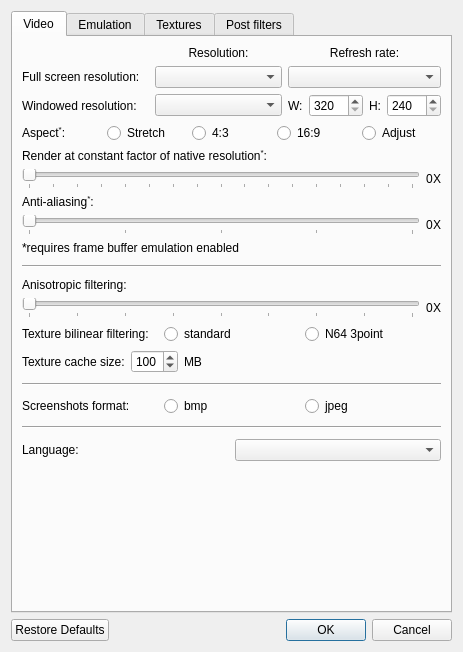
Above: src/GLideNUI/configDialog.ui from gonetz/GLideN64 before the change. Below: the same form after it.
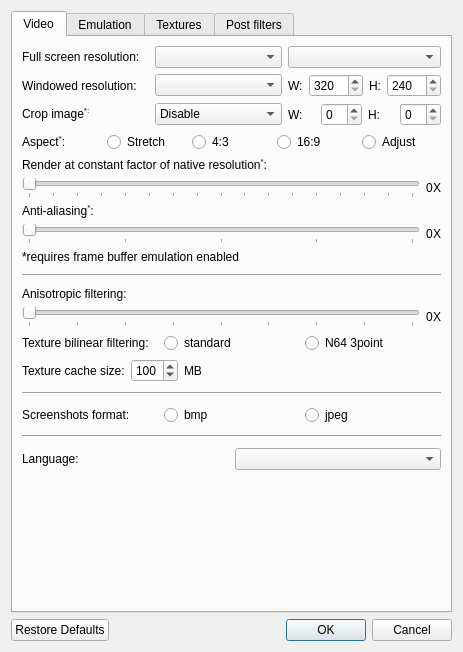
That is the form after the change. Icons and pictures are not drawn.

Commit message: Add support for crop in GUI

Patch:
```diff
--- a/src/GLideNUI/configDialog.ui
+++ b/src/GLideNUI/configDialog.ui
@@ -47,7 +47,7 @@
         <layout class="QVBoxLayout" name="verticalLayout_4">
          <item>
           <layout class="QGridLayout" name="gridLayout_2">
-           <item row="1" column="0">
+           <item row="0" column="0">
             <widget class="QLabel" name="fullScreenResolutionLabel">
              <property name="toolTip">
               <string>&lt;html&gt;&lt;head/&gt;&lt;body&gt;&lt;p&gt;&lt;span style=&quot; font-weight:600;&quot;&gt;Full screen resolution:&lt;/span&gt;&lt;/p&gt;&lt;p&gt;This sets the full screen resolution. All the resolutions that your video card/monitor supports should be displayed.&lt;/p&gt;&lt;p&gt;[Recommended: &lt;span style=&quot; font-style:italic;&quot;&gt;native (max) resolution of your monitor - unless performance becomes an issue&lt;/span&gt;]&lt;/p&gt;&lt;/body&gt;&lt;/html&gt;</string>
@@ -57,14 +57,21 @@
              </property>
             </widget>
            </item>
-           <item row="1" column="2">
+           <item row="0" column="2">
             <widget class="QComboBox" name="fullScreenRefreshRateComboBox">
              <property name="toolTip">
               <string>&lt;html&gt;&lt;head/&gt;&lt;body&gt;&lt;p&gt;&lt;span style=&quot; font-weight:600;&quot;&gt;Full screen resolution:&lt;/span&gt;&lt;/p&gt;&lt;p&gt;This sets the full screen resolution. All the resolutions that your video card/monitor supports should be displayed.&lt;/p&gt;&lt;p&gt;[Recommended: &lt;span style=&quot; font-style:italic;&quot;&gt;native (max) resolution of your monitor - unless performance becomes an issue&lt;/span&gt;]&lt;/p&gt;&lt;/body&gt;&lt;/html&gt;</string>
              </property>
             </widget>
            </item>
-           <item row="2" column="0">
+           <item row="1" column="1">
+            <widget class="QComboBox" name="windowedResolutionComboBox">
+             <property name="toolTip">
+              <string>&lt;html&gt;&lt;head/&gt;&lt;body&gt;&lt;p&gt;&lt;span style=&quot; font-weight:600;&quot;&gt;Resolution:&lt;/span&gt;&lt;/p&gt;&lt;p&gt;This option selects resolution for windowed mode. You also may select &lt;span style=&quot; font-style:italic;&quot;&gt;custom&lt;/span&gt; and enter necessary window sizes.&lt;/p&gt;&lt;p&gt;[Recommended: &lt;span style=&quot; font-style:italic;&quot;&gt;640x480, 800x600, 1024x768&lt;/span&gt;]&lt;/p&gt;&lt;/body&gt;&lt;/html&gt;</string>
+             </property>
+            </widget>
+           </item>
+           <item row="1" column="0">
             <widget class="QLabel" name="windowedResolutionLabel">
              <property name="toolTip">
               <string>&lt;html&gt;&lt;head/&gt;&lt;body&gt;&lt;p&gt;&lt;span style=&quot; font-weight:600;&quot;&gt;Resolution:&lt;/span&gt;&lt;/p&gt;&lt;p&gt;This option selects resolution for windowed mode. You also may select &lt;span style=&quot; font-style:italic;&quot;&gt;custom&lt;/span&gt; and enter necessary window sizes.&lt;/p&gt;&lt;p&gt;[Recommended: &lt;span style=&quot; font-style:italic;&quot;&gt;640x480, 800x600, 1024x768&lt;/span&gt;]&lt;/p&gt;&lt;/body&gt;&lt;/html&gt;</string>
@@ -74,37 +81,10 @@
              </property>
             </widget>
            </item>
-           <item row="1" column="1">
-            <widget class="QComboBox" name="fullScreenResolutionComboBox"/>
-           </item>
-           <item row="0" column="2">
-            <widget class="QLabel" name="label_18">
-             <property name="text">
-              <string>Refresh rate:</string>
-             </property>
-             <property name="alignment">
-              <set>Qt::AlignCenter</set>
-             </property>
-            </widget>
-           </item>
            <item row="0" column="1">
-            <widget class="QLabel" name="label_17">
-             <property name="text">
-              <string>Resolution:</string>
-             </property>
-             <property name="alignment">
-              <set>Qt::AlignCenter</set>
-             </property>
-            </widget>
+            <widget class="QComboBox" name="fullScreenResolutionComboBox"/>
            </item>
-           <item row="2" column="1">
-            <widget class="QComboBox" name="windowedResolutionComboBox">
-             <property name="toolTip">
-              <string>&lt;html&gt;&lt;head/&gt;&lt;body&gt;&lt;p&gt;&lt;span style=&quot; font-weight:600;&quot;&gt;Resolution:&lt;/span&gt;&lt;/p&gt;&lt;p&gt;This option selects resolution for windowed mode. You also may select &lt;span style=&quot; font-style:italic;&quot;&gt;custom&lt;/span&gt; and enter necessary window sizes.&lt;/p&gt;&lt;p&gt;[Recommended: &lt;span style=&quot; font-style:italic;&quot;&gt;640x480, 800x600, 1024x768&lt;/span&gt;]&lt;/p&gt;&lt;/body&gt;&lt;/html&gt;</string>
-             </property>
-            </widget>
-           </item>
-           <item row="2" column="2">
+           <item row="1" column="2">
             <layout class="QHBoxLayout" name="horizontalLayout_21">
              <item>
               <widget class="QLabel" name="label_32">
@@ -148,6 +128,100 @@
              </item>
             </layout>
            </item>
+           <item row="2" column="0">
+            <widget class="QLabel" name="label_35">
+             <property name="toolTip">
+              <string>&lt;html&gt;&lt;head/&gt;&lt;body&gt;&lt;p&gt;&lt;span style=&quot; font-weight:600;&quot;&gt;Crop image:&lt;/span&gt;&lt;br/&gt;&lt;/p&gt;&lt;p&gt;This option allows user to crop black boarders from resulted image. It has two modes:&lt;br/&gt;&lt;br/&gt;* Auto - plugin sets crop automatically using game's frame scissor.&lt;/p&gt;&lt;p&gt;* Custom - crop using user defined vaules. User should set number of pixels to crop from original native-res image.&lt;/p&gt;&lt;p&gt;&lt;br/&gt;&lt;/p&gt;&lt;/body&gt;&lt;/html&gt;</string>
+             </property>
+             <property name="locale">
+              <locale language="English" country="UnitedStates"/>
+             </property>
+             <property name="text">
+              <string>&lt;html&gt;&lt;head/&gt;&lt;body&gt;&lt;p&gt;Crop image&lt;span style=&quot; vertical-align:super;&quot;&gt;*:&lt;/span&gt;&lt;/p&gt;&lt;/body&gt;&lt;/html&gt;</string>
+             </property>
+            </widget>
+           </item>
+           <item row="2" column="1">
+            <widget class="QComboBox" name="cropImageComboBox">
+             <property name="toolTip">
+              <string>&lt;html&gt;&lt;head/&gt;&lt;body&gt;&lt;p&gt;&lt;span style=&quot; font-weight:600;&quot;&gt;Crop image:&lt;/span&gt;&lt;br/&gt;&lt;/p&gt;&lt;p&gt;This option allows user to crop black boarders from resulted image. It has two modes:&lt;br/&gt;&lt;br/&gt;* Auto - plugin sets crop automatically using game's frame scissor.&lt;/p&gt;&lt;p&gt;* Custom - crop using user defined vaules. User should set number of pixels to crop from original native-res image.&lt;/p&gt;&lt;p&gt;&lt;br/&gt;&lt;/p&gt;&lt;/body&gt;&lt;/html&gt;</string>
+             </property>
+             <property name="locale">
+              <locale language="English" country="UnitedStates"/>
+             </property>
+             <item>
+              <property name="text">
+               <string>Disable</string>
+              </property>
+             </item>
+             <item>
+              <property name="text">
+               <string>Auto</string>
+              </property>
+             </item>
+             <item>
+              <property name="text">
+               <string>Custom</string>
+              </property>
+             </item>
+            </widget>
+           </item>
+           <item row="2" column="2">
+            <layout class="QHBoxLayout" name="horizontalLayout_23">
+             <item>
+              <widget class="QLabel" name="label_36">
+               <property name="toolTip">
+                <string>&lt;html&gt;&lt;head/&gt;&lt;body&gt;&lt;p&gt;&lt;span style=&quot; font-weight:600;&quot;&gt;Crop image:&lt;/span&gt;&lt;br/&gt;&lt;/p&gt;&lt;p&gt;This option allows user to crop black boarders from resulted image. It has two modes:&lt;br/&gt;&lt;br/&gt;* Auto - plugin sets crop automatically using game's frame scissor.&lt;/p&gt;&lt;p&gt;* Custom - crop using user defined vaules. User should set number of pixels to crop from original native-res image.&lt;/p&gt;&lt;p&gt;&lt;br/&gt;&lt;/p&gt;&lt;/body&gt;&lt;/html&gt;</string>
+               </property>
+               <property name="locale">
+                <locale language="English" country="UnitedStates"/>
+               </property>
+               <property name="text">
+                <string>W:</string>
+               </property>
+              </widget>
+             </item>
+             <item>
+              <widget class="QSpinBox" name="cropImageWidthSpinBox">
+               <property name="toolTip">
+                <string>&lt;html&gt;&lt;head/&gt;&lt;body&gt;&lt;p&gt;&lt;span style=&quot; font-weight:600;&quot;&gt;Crop image:&lt;/span&gt;&lt;br/&gt;&lt;/p&gt;&lt;p&gt;This option allows user to crop black boarders from resulted image. It has two modes:&lt;br/&gt;&lt;br/&gt;* Auto - plugin sets crop automatically using game's frame scissor.&lt;/p&gt;&lt;p&gt;* Custom - crop using user defined vaules. User should set number of pixels to crop from original native-res image.&lt;/p&gt;&lt;p&gt;&lt;br/&gt;&lt;/p&gt;&lt;/body&gt;&lt;/html&gt;</string>
+               </property>
+               <property name="locale">
+                <locale language="English" country="UnitedStates"/>
+               </property>
+               <property name="maximum">
+                <number>64</number>
+               </property>
+              </widget>
+             </item>
+             <item>
+              <widget class="QLabel" name="label_37">
+               <property name="toolTip">
+                <string>&lt;html&gt;&lt;head/&gt;&lt;body&gt;&lt;p&gt;&lt;span style=&quot; font-weight:600;&quot;&gt;Crop image:&lt;/span&gt;&lt;br/&gt;&lt;/p&gt;&lt;p&gt;This option allows user to crop black boarders from resulted image. It has two modes:&lt;br/&gt;&lt;br/&gt;* Auto - plugin sets crop automatically using game's frame scissor.&lt;/p&gt;&lt;p&gt;* Custom - crop using user defined vaules. User should set number of pixels to crop from original native-res image.&lt;/p&gt;&lt;p&gt;&lt;br/&gt;&lt;/p&gt;&lt;/body&gt;&lt;/html&gt;</string>
+               </property>
+               <property name="locale">
+                <locale language="English" country="UnitedStates"/>
+               </property>
+               <property name="text">
+                <string>H:</string>
+               </property>
+              </widget>
+             </item>
+             <item>
+              <widget class="QSpinBox" name="cropImageHeightSpinBox">
+               <property name="toolTip">
+                <string>&lt;html&gt;&lt;head/&gt;&lt;body&gt;&lt;p&gt;&lt;span style=&quot; font-weight:600;&quot;&gt;Crop image:&lt;/span&gt;&lt;br/&gt;&lt;/p&gt;&lt;p&gt;This option allows user to crop black boarders from resulted image. It has two modes:&lt;br/&gt;&lt;br/&gt;* Auto - plugin sets crop automatically using game's frame scissor.&lt;/p&gt;&lt;p&gt;* Custom - crop using user defined vaules. User should set number of pixels to crop from original native-res image.&lt;/p&gt;&lt;p&gt;&lt;br/&gt;&lt;/p&gt;&lt;/body&gt;&lt;/html&gt;</string>
+               </property>
+               <property name="locale">
+                <locale language="English" country="UnitedStates"/>
+               </property>
+               <property name="maximum">
+                <number>48</number>
+               </property>
+              </widget>
+             </item>
+            </layout>
+           </item>
           </layout>
          </item>
          <item>
```
Left out of the diff: 70 changed lines with no effect on the pictures. The commit also changes 3 other files.
